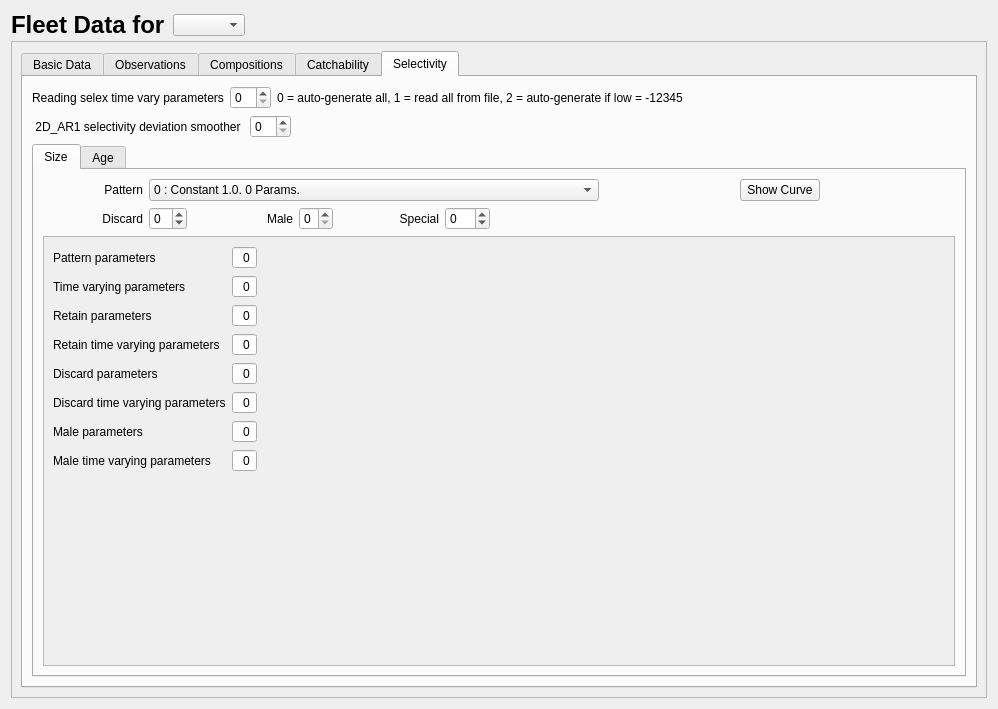
Before: the Qt Designer form src/fleet_widget.ui in nmfs-ost/ss3-ssi, drawn with Qt 5.
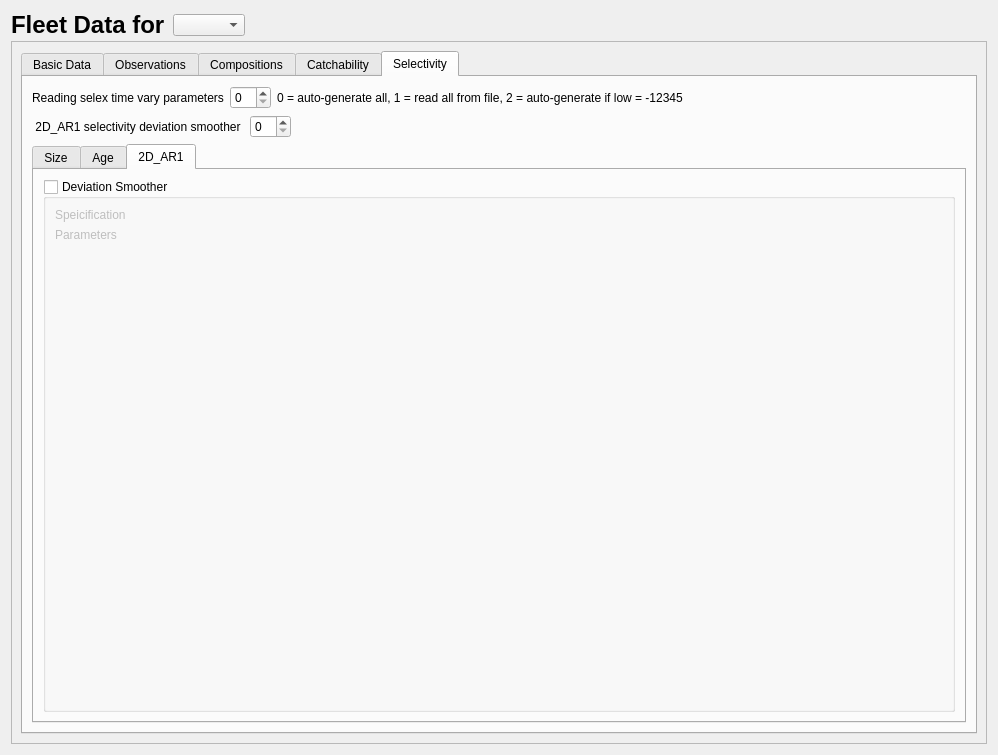
After: the same form once the commit is applied. The open tabs and pages were chosen to show the change. Icons and pictures are not drawn.

Commit message: ver 3.30.15.08 Windows 1. Fixed selectivity curves    5 - Two parameters are limited by bin number    8 - Added bins to chart view    14, 20, 24, 25, & 26 - React correctly to slider input - BUG #76456    27 - Responds to change in special    41 - Reworked

What changed in the file:
```diff
--- a/src/fleet_widget.ui
+++ b/src/fleet_widget.ui
@@ -7,7 +7,7 @@
     <x>0</x>
     <y>0</y>
     <width>998</width>
-    <height>709</height>
+    <height>755</height>
    </rect>
   </property>
   <property name="minimumSize">
@@ -1662,7 +1662,7 @@
           <item>
            <widget class="QTabWidget" name="tabWidget_selex">
             <property name="currentIndex">
-             <number>0</number>
+             <number>2</number>
             </property>
             <widget class="QWidget" name="tab_selex_size">
              <attribute name="title">
@@ -1963,7 +1963,7 @@
                    <x>0</x>
                    <y>0</y>
                    <width>852</width>
-                   <height>348</height>
+                   <height>388</height>
                   </rect>
                  </property>
                  <layout class="QVBoxLayout" name="verticalLayout_17">
@@ -2698,6 +2698,61 @@
               </item>
              </layout>
             </widget>
+            <widget class="QWidget" name="tab_2DAR1">
+             <attribute name="title">
+              <string>2D_AR1</string>
+             </attribute>
+             <layout class="QVBoxLayout" name="verticalLayout_22">
+              <item>
+               <widget class="QGroupBox" name="groupBox_2DAR1">
+                <property name="title">
+                 <string>Deviation Smoother</string>
+                </property>
+                <property name="checkable">
+                 <bool>true</bool>
+                </property>
+                <property name="checked">
+                 <bool>false</bool>
+                </property>
+                <layout class="QVBoxLayout" name="verticalLayout_23">
+                 <item>
+                  <widget class="QLabel" name="label_spec">
+                   <property name="text">
+                    <string>Speicification</string>
+                   </property>
+                  </widget>
+                 </item>
+                 <item>
+                  <layout class="QVBoxLayout" name="verticalLayout_2DAR_spec"/>
+                 </item>
+                 <item>
+                  <widget class="QLabel" name="label_params">
+                   <property name="text">
+                    <string>Parameters</string>
+                   </property>
+                  </widget>
+                 </item>
+                 <item>
+                  <layout class="QVBoxLayout" name="verticalLayout_2DAR_params"/>
+                 </item>
+                 <item>
+                  <spacer name="verticalSpacer_7">
+                   <property name="orientation">
+                    <enum>Qt::Vertical</enum>
+                   </property>
+                   <property name="sizeHint" stdset="0">
+                    <size>
+                     <width>20</width>
+                     <height>317</height>
+                    </size>
+                   </property>
+                  </spacer>
+                 </item>
+                </layout>
+               </widget>
+              </item>
+             </layout>
+            </widget>
            </widget>
           </item>
          </layout>
```
Left out of the diff: 19 changed lines with no effect on the pictures. The commit also changes 9 other files.
